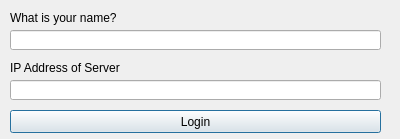
The window that mydialog.ui (Tyrox92/Gw2SPECS) describes before a commit, drawn with Qt 5.
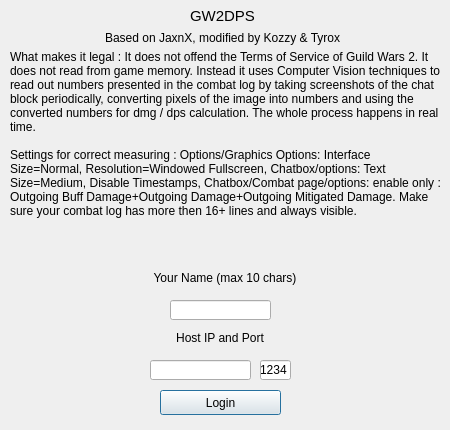
The same window after the commit.

Commit message:
v1.05 by Kozzy
Bug fixing, polishing, Added Critchance% and CondiDPS

The edit to the form file:
```diff
--- a/mydialog.ui
+++ b/mydialog.ui
@@ -6,22 +6,49 @@
    <rect>
     <x>0</x>
     <y>0</y>
-    <width>400</width>
-    <height>139</height>
+    <width>450</width>
+    <height>430</height>
    </rect>
   </property>
+  <property name="sizePolicy">
+   <sizepolicy hsizetype="Fixed" vsizetype="Fixed">
+    <horstretch>0</horstretch>
+    <verstretch>0</verstretch>
+   </sizepolicy>
+  </property>
+  <property name="minimumSize">
+   <size>
+    <width>450</width>
+    <height>430</height>
+   </size>
+  </property>
+  <property name="maximumSize">
+   <size>
+    <width>450</width>
+    <height>430</height>
+   </size>
+  </property>
   <property name="windowTitle">
    <string>Dialog</string>
   </property>
   <widget class="QLineEdit" name="lineEdit">
    <property name="geometry">
     <rect>
-     <x>10</x>
-     <y>30</y>
-     <width>371</width>
+     <x>170</x>
+     <y>300</y>
+     <width>101</width>
      <height>20</height>
     </rect>
    </property>
+   <property name="sizePolicy">
+    <sizepolicy hsizetype="Fixed" vsizetype="Fixed">
+     <horstretch>0</horstretch>
+     <verstretch>0</verstretch>
+    </sizepolicy>
+   </property>
+   <property name="maxLength">
+    <number>10</number>
+   </property>
    <property name="readOnly">
     <bool>false</bool>
    </property>
@@ -29,25 +56,40 @@
   <widget class="QLabel" name="label">
    <property name="geometry">
     <rect>
-     <x>10</x>
-     <y>10</y>
-     <width>141</width>
+     <x>140</x>
+     <y>270</y>
+     <width>170</width>
      <height>16</height>
     </rect>
    </property>
+   <property name="sizePolicy">
+    <sizepolicy hsizetype="Fixed" vsizetype="Fixed">
+     <horstretch>0</horstretch>
+     <verstretch>0</verstretch>
+    </sizepolicy>
+   </property>
    <property name="text">
-    <string>What is your name?</string>
+    <string>Your Name (max 10 chars)</string>
+   </property>
+   <property name="alignment">
+    <set>Qt::AlignCenter</set>
    </property>
   </widget>
   <widget class="QPushButton" name="pushButton">
    <property name="geometry">
     <rect>
-     <x>10</x>
-     <y>110</y>
-     <width>371</width>
-     <height>23</height>
+     <x>160</x>
+     <y>390</y>
+     <width>121</width>
+     <height>25</height>
     </rect>
    </property>
+   <property name="sizePolicy">
+    <sizepolicy hsizetype="Fixed" vsizetype="Fixed">
+     <horstretch>0</horstretch>
+     <verstretch>0</verstretch>
+    </sizepolicy>
+   </property>
    <property name="text">
     <string>Login</string>
    </property>
@@ -55,25 +97,135 @@
   <widget class="QLabel" name="label_2">
    <property name="geometry">
     <rect>
-     <x>10</x>
-     <y>60</y>
-     <width>111</width>
+     <x>140</x>
+     <y>330</y>
+     <width>160</width>
      <height>16</height>
     </rect>
    </property>
+   <property name="sizePolicy">
+    <sizepolicy hsizetype="Fixed" vsizetype="Fixed">
+     <horstretch>0</horstretch>
+     <verstretch>0</verstretch>
+    </sizepolicy>
+   </property>
    <property name="text">
-    <string>IP Address of Server</string>
+    <string>Host IP and Port</string>
+   </property>
+   <property name="alignment">
+    <set>Qt::AlignCenter</set>
    </property>
   </widget>
   <widget class="QLineEdit" name="lineEdit_2">
    <property name="geometry">
     <rect>
+     <x>150</x>
+     <y>360</y>
+     <width>101</width>
+     <height>20</height>
+    </rect>
+   </property>
+   <property name="sizePolicy">
+    <sizepolicy hsizetype="Fixed" vsizetype="Fixed">
+     <horstretch>0</horstretch>
+     <verstretch>0</verstretch>
+    </sizepolicy>
+   </property>
+   <property name="maxLength">
+    <number>15</number>
+   </property>
+  </widget>
+  <widget class="QLabel" name="label_3">
+   <property name="geometry">
+    <rect>
+     <x>190</x>
+     <y>0</y>
+     <width>71</width>
+     <height>31</height>
+    </rect>
+   </property>
+   <property name="sizePolicy">
+    <sizepolicy hsizetype="Fixed" vsizetype="Fixed">
+     <horstretch>0</horstretch>
+     <verstretch>0</verstretch>
+    </sizepolicy>
+   </property>
+   <property name="font">
+    <font>
+     <pointsize>11</pointsize>
+    </font>
+   </property>
+   <property name="text">
+    <string>GW2DPS</string>
+   </property>
+  </widget>
+  <widget class="QLabel" name="label_4">
+   <property name="geometry">
+    <rect>
+     <x>105</x>
+     <y>30</y>
+     <width>300</width>
+     <height>16</height>
+    </rect>
+   </property>
+   <property name="sizePolicy">
+    <sizepolicy hsizetype="Fixed" vsizetype="Fixed">
+     <horstretch>0</horstretch>
+     <verstretch>0</verstretch>
+    </sizepolicy>
+   </property>
+   <property name="text">
+    <string>Based on JaxnX, modified by Kozzy &amp; Tyrox</string>
+   </property>
+  </widget>
+  <widget class="QLabel" name="label_7">
+   <property name="geometry">
+    <rect>
      <x>10</x>
-     <y>80</y>
-     <width>371</width>
+     <y>50</y>
+     <width>431</width>
+     <height>211</height>
+    </rect>
+   </property>
+   <property name="sizePolicy">
+    <sizepolicy hsizetype="Fixed" vsizetype="Fixed">
+     <horstretch>0</horstretch>
+     <verstretch>0</verstretch>
+    </sizepolicy>
+   </property>
+   <property name="text">
+    <string>What makes it legal : It does not offend the Terms of Service of Guild Wars 2. It does not read from game memory. Instead it uses Computer Vision techniques to read out numbers presented in the combat log by taking screenshots of the chat block periodically, converting pixels of the image into numbers and using the converted numbers for dmg / dps calculation. The whole process happens in real time.
+
+Settings for correct measuring : Options/Graphics Options: Interface Size=Normal, Resolution=Windowed Fullscreen, Chatbox/options: Text Size=Medium, Disable Timestamps, Chatbox/Combat page/options: enable only : Outgoing Buff Damage+Outgoing Damage+Outgoing Mitigated Damage. Make sure your combat log has more then 16+ lines and always visible.</string>
+   </property>
+   <property name="alignment">
+    <set>Qt::AlignLeading|Qt::AlignLeft|Qt::AlignTop</set>
+   </property>
+   <property name="wordWrap">
+    <bool>true</bool>
+   </property>
+  </widget>
+  <widget class="QLineEdit" name="lineEdit_3">
+   <property name="geometry">
+    <rect>
+     <x>260</x>
+     <y>360</y>
+     <width>31</width>
      <height>20</height>
     </rect>
    </property>
+   <property name="sizePolicy">
+    <sizepolicy hsizetype="Fixed" vsizetype="Fixed">
+     <horstretch>0</horstretch>
+     <verstretch>0</verstretch>
+    </sizepolicy>
+   </property>
+   <property name="text">
+    <string>1234</string>
+   </property>
+   <property name="maxLength">
+    <number>4</number>
+   </property>
   </widget>
  </widget>
  <resources/>
```
Left out of the diff: 2 changed lines with no effect on the pictures. The commit also changes 19 other files.
